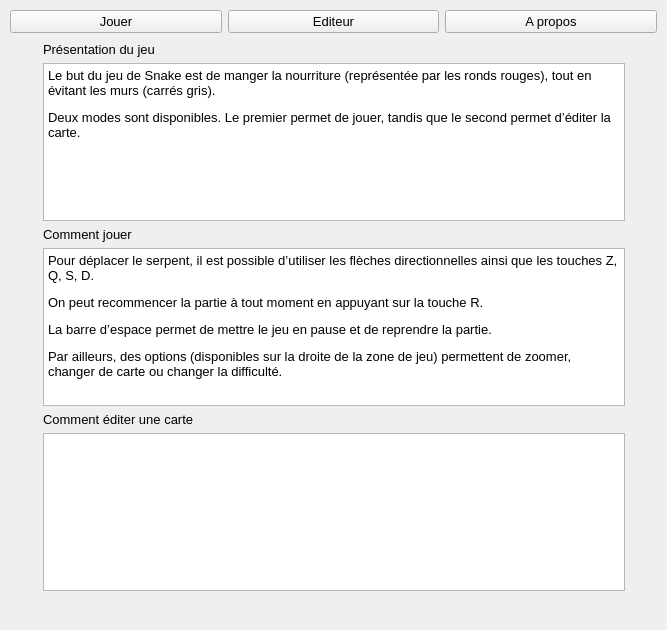
This is instructions-form.ui in loicbourgois/snake2i as Qt 5 draws it before an edit. The edited form follows.
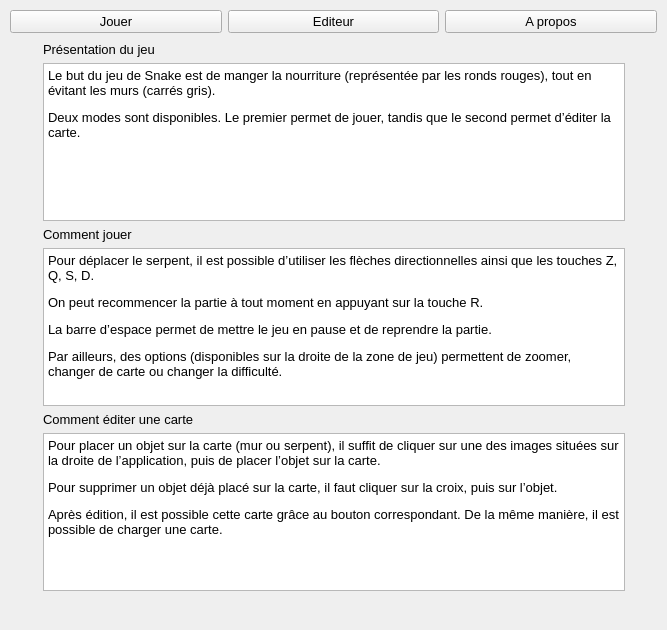
This is the edited form.

```diff
--- a/instructions-form.ui
+++ b/instructions-form.ui
@@ -107,7 +107,17 @@
        </spacer>
       </item>
       <item row="5" column="0">
-       <widget class="QTextBrowser" name="textBrowser_3"/>
+       <widget class="QTextBrowser" name="textBrowser_3">
+        <property name="html">
+         <string>&lt;!DOCTYPE HTML PUBLIC &quot;-//W3C//DTD HTML 4.0//EN&quot; &quot;http://www.w3.org/TR/REC-html40/strict.dtd&quot;&gt;
+&lt;html&gt;&lt;head&gt;&lt;meta name=&quot;qrichtext&quot; content=&quot;1&quot; /&gt;&lt;style type=&quot;text/css&quot;&gt;
+p, li { white-space: pre-wrap; }
+&lt;/style&gt;&lt;/head&gt;&lt;body style=&quot; font-family:'MS Shell Dlg 2'; font-size:10pt; font-weight:400; font-style:normal;&quot;&gt;
+&lt;p style=&quot; margin-top:12px; margin-bottom:12px; margin-left:0px; margin-right:0px; -qt-block-indent:0; text-indent:0px;&quot;&gt;Pour placer un objet sur la carte (mur ou serpent), il suffit de cliquer sur une des images situées sur la droite de l’application, puis de placer l’objet sur la carte. &lt;/p&gt;
+&lt;p style=&quot; margin-top:12px; margin-bottom:12px; margin-left:0px; margin-right:0px; -qt-block-indent:0; text-indent:0px;&quot;&gt;Pour supprimer un objet déjà placé sur la carte, il faut cliquer sur la croix, puis sur l’objet. &lt;/p&gt;
+&lt;p style=&quot; margin-top:12px; margin-bottom:12px; margin-left:0px; margin-right:0px; -qt-block-indent:0; text-indent:0px;&quot;&gt;Après édition, il est possible cette carte grâce au bouton correspondant. De la même manière, il est possible de charger une carte. &lt;/p&gt;&lt;/body&gt;&lt;/html&gt;</string>
+        </property>
+       </widget>
       </item>
      </layout>
     </widget>
```
